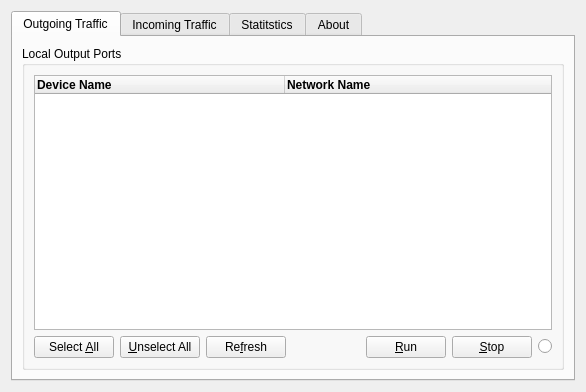
Old version of the form gui/MainWidget.ui in the repository Haenisch/MIDI-over-LAN.
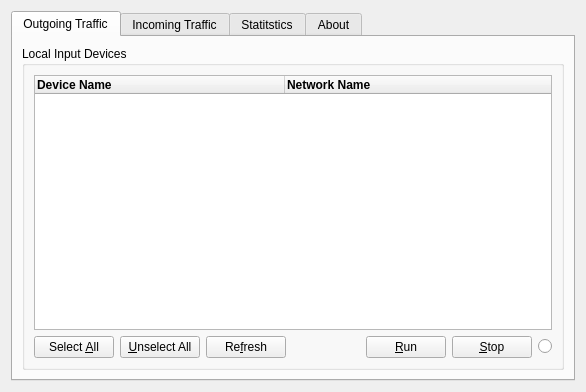
New version of the form.

Commit message: Fixed the mess with the identifiers regarding the input and output ports. These are now consistent with the naming scheme used in the mido library. Oh boy, I shouldn't code that late at night anymore...

The edit to the form file:
```diff
--- a/gui/MainWidget.ui
+++ b/gui/MainWidget.ui
@@ -33,7 +33,7 @@
        <item row="0" column="0">
         <widget class="QGroupBox" name="groupBox_LocalOutputPorts">
          <property name="title">
-          <string>Local Output Ports</string>
+          <string>Local Input Devices</string>
          </property>
          <layout class="QGridLayout" name="gridLayout">
           <item row="0" column="0">
```
Left out of the diff: 20 changed lines with no effect on the pictures. The commit also changes 2 other files.
